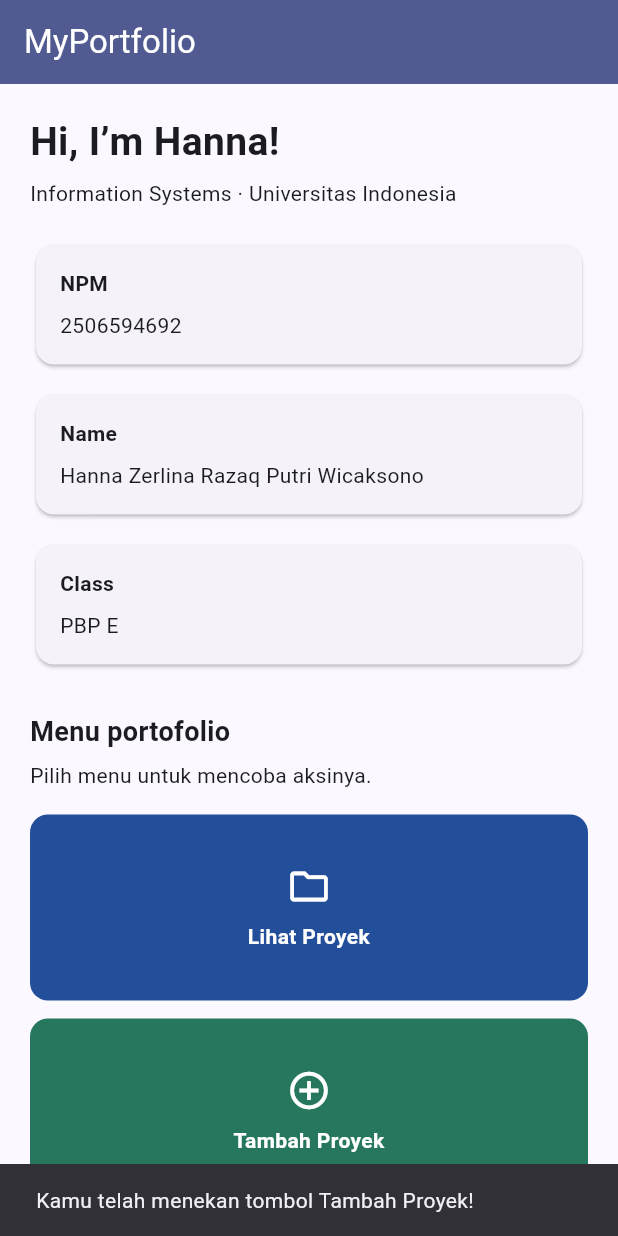
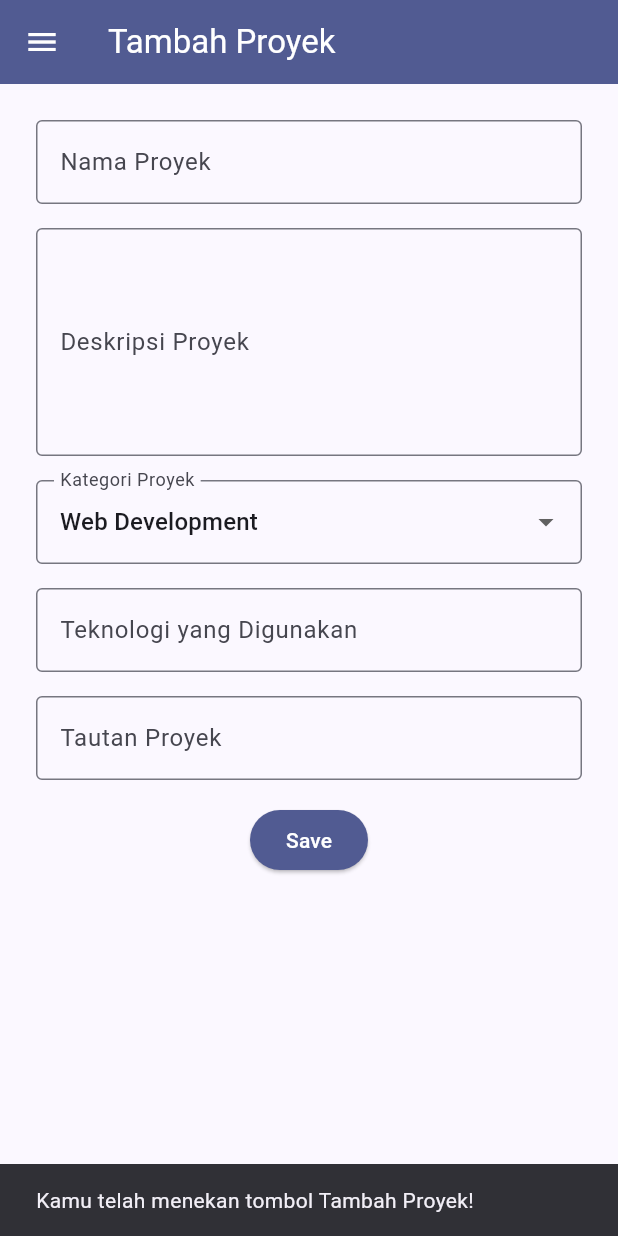
Before and after one commit to hannazerlina/myportofolio_mobile, a Flutter app: the screen it shows after launch, after a tap on "Tambah Proyek", on a phone screen of 412 x 824 dp. Run offline on Flutter 3.47's test engine with Material 3 defaults, Android fonts, the phone set to English and light mode, and no system bars; our stand-ins replace material_ui.

Commit message:
tutorial 9: add drawer navigation and validated project form

```diff
--- a/lib/screens/menu.dart
+++ b/lib/screens/menu.dart
@@ -1,5 +1,6 @@
 import 'package:material_ui/material_ui.dart';
 import 'package:myportofolio_mobile/widgets/project_card.dart';
+import 'package:myportofolio_mobile/widgets/left_drawer.dart';
 
 class MyHomePage extends StatelessWidget {
   const MyHomePage({super.key});
@@ -18,6 +19,7 @@ class MyHomePage extends StatelessWidget {
         backgroundColor: Theme.of(context).colorScheme.primary,
         foregroundColor: Colors.white,
       ),
+      drawer: const LeftDrawer(),
       body: LayoutBuilder(
         builder: (context, constraints) {
           // Wrap keeps identity and action cards readable on narrower screens.
--- /dev/null
+++ b/lib/screens/project_form.dart
@@ -0,0 +1,207 @@
+import 'package:material_ui/material_ui.dart';
+import 'package:myportofolio_mobile/widgets/left_drawer.dart';
+
+class ProjectFormPage extends StatefulWidget {
+  const ProjectFormPage({super.key});
+
+  @override
+  State<ProjectFormPage> createState() => _ProjectFormPageState();
+}
+
+class _ProjectFormPageState extends State<ProjectFormPage> {
+  final _formKey = GlobalKey<FormState>();
+
+  static const _categories = [
+    'Web Development',
+    'Mobile Development',
+    'Machine Learning',
+    'Data Science',
+    'Other',
+  ];
+
+  String _projectName = '';
+  String _description = '';
+  String _category = _categories.first;
+  String _technologies = '';
+  String _projectLink = '';
+
+  void _resetForm() {
+    _formKey.currentState!.reset();
+    // Clear both the visible fields and the values used by the next dialog.
+    setState(() {
+      _projectName = '';
+      _description = '';
+      _category = _categories.first;
+      _technologies = '';
+      _projectLink = '';
+    });
+  }
+
+  void _showProject() {
+    if (!_formKey.currentState!.validate()) return;
+    FocusScope.of(context).unfocus();
+
+    showDialog<void>(
+      context: context,
+      barrierDismissible: false,
+      builder: (dialogContext) => AlertDialog(
+        title: const Text('Proyek berhasil ditambahkan!'),
+        content: SingleChildScrollView(
+          child: Column(
+            mainAxisSize: MainAxisSize.min,
+            crossAxisAlignment: CrossAxisAlignment.start,
+            children: [
+              Text('Nama Proyek: ${_projectName.trim()}'),
+              Text('Deskripsi: ${_description.trim()}'),
+              Text('Kategori: $_category'),
+              Text(
+                'Teknologi: ${_technologies.trim().isEmpty ? '-' : _technologies.trim()}',
+              ),
+              Text(
+                'Tautan: ${_projectLink.trim().isEmpty ? '-' : _projectLink.trim()}',
+              ),
+            ],
+          ),
+        ),
+        actions: [
+          TextButton(
+            onPressed: () {
+              Navigator.pop(dialogContext);
+              _resetForm();
+            },
+            child: const Text('OK'),
+          ),
+        ],
+      ),
+    );
+  }
+
+  @override
+  Widget build(BuildContext context) {
+    return Scaffold(
+      appBar: AppBar(
+        title: const Text('Tambah Proyek'),
+        backgroundColor: Theme.of(context).colorScheme.primary,
+        foregroundColor: Colors.white,
+      ),
+      drawer: const LeftDrawer(isProjectForm: true),
+      body: Form(
+        key: _formKey,
+        child: SingleChildScrollView(
+          padding: const EdgeInsets.all(16),
+          child: Center(
+            child: ConstrainedBox(
+              constraints: const BoxConstraints(maxWidth: 720),
+              child: Column(
+                crossAxisAlignment: CrossAxisAlignment.start,
+                children: [
+                  Padding(
+                    padding: const EdgeInsets.all(8),
+                    child: TextFormField(
+                      decoration: const InputDecoration(
+                        labelText: 'Nama Proyek',
+                        hintText: 'Nama Proyek',
+                        border: OutlineInputBorder(),
+                      ),
+                      onChanged: (value) =>
+                          setState(() => _projectName = value),
+                      validator: (value) {
+                        if (value == null || value.trim().isEmpty) {
+                          return 'Nama proyek tidak boleh kosong!';
+                        }
+                        return null;
+                      },
+                    ),
+                  ),
+                  Padding(
+                    padding: const EdgeInsets.all(8),
+                    child: TextFormField(
+                      maxLines: 5,
+                      decoration: const InputDecoration(
+                        labelText: 'Deskripsi Proyek',
+                        hintText: 'Deskripsi Proyek',
+                        border: OutlineInputBorder(),
+                      ),
+                      onChanged: (value) =>
+                          setState(() => _description = value),
+                      validator: (value) {
+                        if (value == null || value.trim().isEmpty) {
+                          return 'Deskripsi proyek tidak boleh kosong!';
+                        }
+                        return null;
+                      },
+                    ),
+                  ),
+                  Padding(
+                    padding: const EdgeInsets.all(8),
+                    child: DropdownButtonFormField<String>(
+                      // A fixed initial value also restores the default on reset.
+                      initialValue: _categories.first,
+                      isExpanded: true,
+                      decoration: const InputDecoration(
+                        labelText: 'Kategori Proyek',
+                        border: OutlineInputBorder(),
+                      ),
+                      items: _categories
+                          .map(
+                            (category) => DropdownMenuItem(
+                              value: category,
+                              child: Text(category),
+                            ),
+                          )
+                          .toList(),
+                      onChanged: (value) {
+                        if (value != null) setState(() => _category = value);
+                      },
+                    ),
+                  ),
+                  Padding(
+                    padding: const EdgeInsets.all(8),
+                    child: TextFormField(
+                      decoration: const InputDecoration(
+                        labelText: 'Teknologi yang Digunakan',
+                        hintText: 'Contoh: Flutter, Django, Figma',
+                        border: OutlineInputBorder(),
+                      ),
+                      onChanged: (value) =>
+                          setState(() => _technologies = value),
+                    ),
+                  ),
+                  Padding(
+                    padding: const EdgeInsets.all(8),
+                    child: TextFormField(
+                      keyboardType: TextInputType.url,
+                      decoration: const InputDecoration(
+                        labelText: 'Tautan Proyek',
+                        hintText: 'URL Proyek (opsional)',
+                        border: OutlineInputBorder(),
+                      ),
+                      onChanged: (value) =>
+                          setState(() => _projectLink = value),
+                    ),
+                  ),
+                  Align(
+                    alignment: Alignment.bottomCenter,
+                    child: Padding(
+                      padding: const EdgeInsets.all(8),
+                      child: ElevatedButton(
+                        style: ElevatedButton.styleFrom(
+                          backgroundColor: Theme.of(context)
+                              .colorScheme
+                              .primary,
+                          foregroundColor: Colors.white,
+                        ),
+                        onPressed: _showProject,
+                        child: const Text('Save'),
+                      ),
+                    ),
+                  ),
+                ],
+              ),
+            ),
+          ),
+        ),
+      ),
+    );
+  }
+}
--- /dev/null
+++ b/lib/widgets/left_drawer.dart
@@ -0,0 +1,73 @@
+import 'package:material_ui/material_ui.dart';
+import 'package:myportofolio_mobile/screens/menu.dart';
+import 'package:myportofolio_mobile/screens/project_form.dart';
+
+class LeftDrawer extends StatelessWidget {
+  const LeftDrawer({super.key, this.isProjectForm = false});
+
+  final bool isProjectForm;
+
+  @override
+  Widget build(BuildContext context) {
+    return Drawer(
+      child: ListView(
+        padding: EdgeInsets.zero,
+        children: [
+          const DrawerHeader(
+            decoration: BoxDecoration(color: Colors.indigo),
+            child: Column(
+              crossAxisAlignment: CrossAxisAlignment.start,
+              mainAxisAlignment: MainAxisAlignment.center,
+              children: [
+                Text(
+                  'MyPortfolio',
+                  style: TextStyle(
+                    fontSize: 28,
+                    fontWeight: FontWeight.bold,
+                    color: Colors.white,
+                  ),
+                ),
+                SizedBox(height: 10),
+                Text('Hanna Zerlina', style: TextStyle(color: Colors.white)),
+              ],
+            ),
+          ),
+          ListTile(
+            leading: const Icon(Icons.home_outlined),
+            title: const Text('Home'),
+            selected: !isProjectForm,
+            onTap: () {
+              final navigator = Navigator.of(context);
+              navigator.pop();
+              if (!isProjectForm) return;
+              if (navigator.canPop()) {
+                // The home card pushed the form above the existing Home route.
+                navigator.pop();
+              } else {
+                navigator.pushReplacement(
+                  MaterialPageRoute(builder: (context) => const MyHomePage()),
+                );
+              }
+            },
+          ),
+          ListTile(
+            leading: const Icon(Icons.add_circle_outline),
+            title: const Text('Tambah Proyek'),
+            selected: isProjectForm,
+            onTap: () {
+              final navigator = Navigator.of(context);
+              navigator.pop();
+              if (!isProjectForm) {
+                navigator.pushReplacement(
+                  MaterialPageRoute(
+                    builder: (context) => const ProjectFormPage(),
+                  ),
+                );
+              }
+            },
+          ),
+        ],
+      ),
+    );
+  }
+}
--- a/lib/widgets/project_card.dart
+++ b/lib/widgets/project_card.dart
@@ -1,4 +1,5 @@
 import 'package:material_ui/material_ui.dart';
+import 'package:myportofolio_mobile/screens/project_form.dart';
 
 /// One action shown on the portfolio home page.
 class ItemHomepage {
@@ -29,6 +30,13 @@ class ItemCard extends StatelessWidget {
                 content: Text('Kamu telah menekan tombol ${item.name}!'),
               ),
             );
+          if (item.name == 'Tambah Proyek') {
+            // Push preserves Home so the system Back action can return to it.
+            Navigator.push(
+              context,
+              MaterialPageRoute(builder: (context) => const ProjectFormPage()),
+            );
+          }
         },
         child: Center(
           child: Padding(
```
Also changed, not shown: 2 other files.
